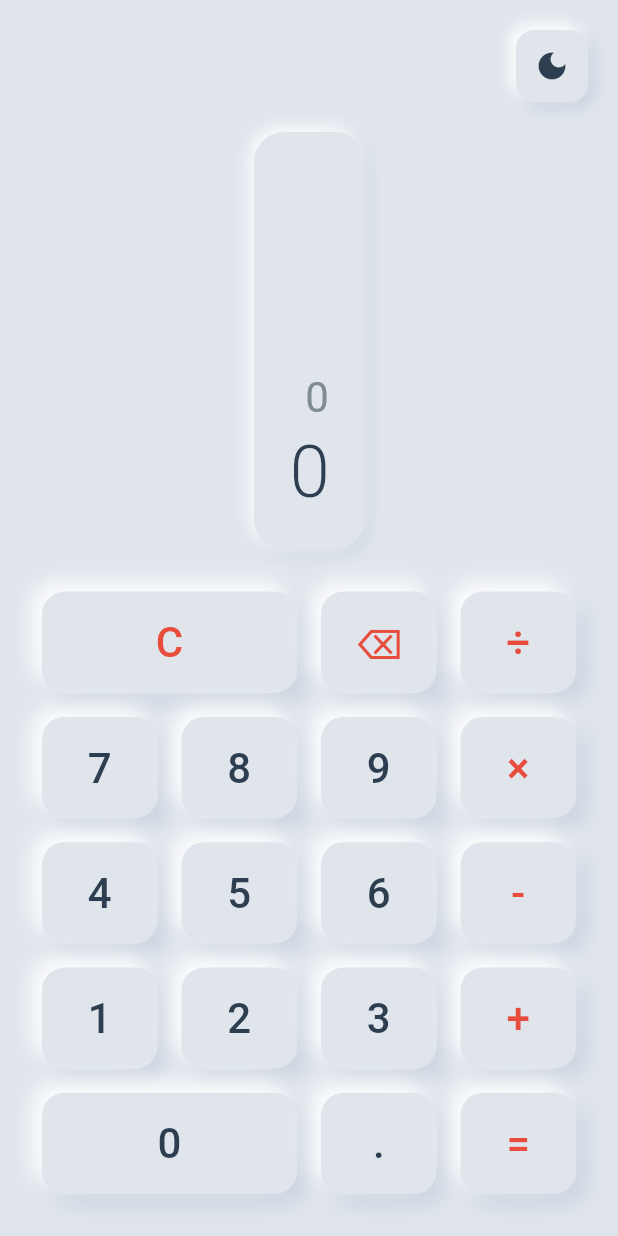
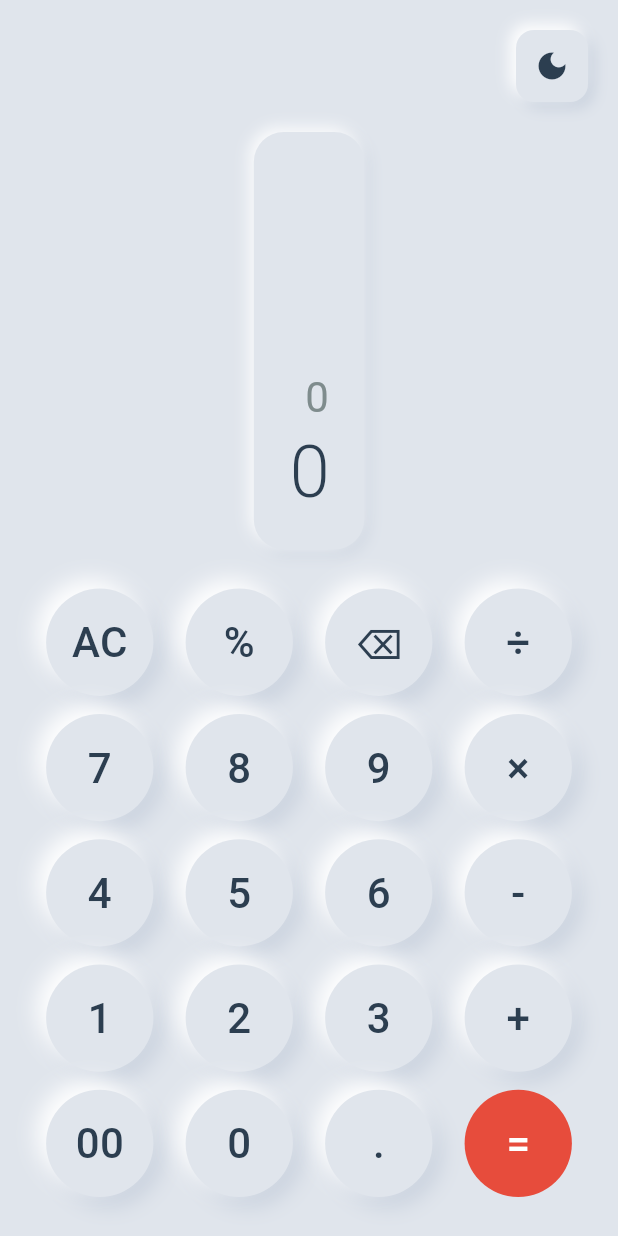
Before and after one commit to ZenKitX/ZenCalc, a Flutter app: the screen it shows after launch, on a phone screen of 412 x 824 dp. Run offline on Flutter 3.47's test engine with Material 3 defaults, Android fonts, the phone set to English and light mode, and no system bars.

Commit message:
界面优化：改为圆形按钮、4列布局、橙色等号按钮、添加00和%按钮

```diff
--- a/calculator/lib/screens/calculator_screen.dart
+++ b/calculator/lib/screens/calculator_screen.dart
@@ -41,11 +41,23 @@ class _CalculatorScreenState extends State<CalculatorScreen> {
       if (displayText == '0') {
         if (value == '.') {
           displayText = '0.';
-        } else if (!_isOperator(value)) {
+        } else if (value == '00') {
+          displayText = '0';
+        } else if (!_isOperator(value) && value != '%') {
           displayText = value;
         } else {
           displayText = '0$value';
         }
+        return;
+      }
+
+      // 处理 00 按钮
+      if (value == '00') {
+        // 如果最后一个字符是运算符，不添加 00
+        if (displayText.isNotEmpty && _isOperator(displayText[displayText.length - 1])) {
+          return;
+        }
+        displayText += '00';
         return;
       }
 
@@ -164,16 +176,15 @@ class _CalculatorScreenState extends State<CalculatorScreen> {
                 flex: 3,
                 child: Column(
                   children: [
-                    // 第一行：C, ⌫, ÷
+                    // 第一行：AC, %, ⌫, ÷
                     Expanded(
                       child: Row(
                         children: [
                           Expanded(
-                            flex: 2,
                             child: Padding(
-                              padding: const EdgeInsets.all(8.0),
+                              padding: const EdgeInsets.all(6.0),
                               child: NeumorphicButton(
-                                text: 'C',
+                                text: 'AC',
                                 onTap: onClear,
                                 isOperator: true,
                               ),
@@ -181,7 +192,17 @@ class _CalculatorScreenState extends State<CalculatorScreen> {
                           ),
                           Expanded(
                             child: Padding(
-                              padding: const EdgeInsets.all(8.0),
+                              padding: const EdgeInsets.all(6.0),
+                              child: NeumorphicButton(
+                                text: '%',
+                                onTap: () => onButtonPressed('%'),
+                                isOperator: true,
+                              ),
+                            ),
+                          ),
+                          Expanded(
+                            child: Padding(
+                              padding: const EdgeInsets.all(6.0),
                               child: NeumorphicButton(
                                 text: '⌫',
                                 onTap: onDelete,
@@ -191,7 +212,7 @@ class _CalculatorScreenState extends State<CalculatorScreen> {
                           ),
                           Expanded(
                             child: Padding(
-                              padding: const EdgeInsets.all(8.0),
+                              padding: const EdgeInsets.all(6.0),
                               child: NeumorphicButton(
                                 text: '÷',
                                 onTap: () => onButtonPressed('÷'),
@@ -209,7 +230,7 @@ class _CalculatorScreenState extends State<CalculatorScreen> {
                         children: [
                           Expanded(
                             child: Padding(
-                              padding: const EdgeInsets.all(8.0),
+                              padding: const EdgeInsets.all(6.0),
                               child: NeumorphicButton(
                                 text: '7',
                                 onTap: () => onButtonPressed('7'),
@@ -218,7 +239,7 @@ class _CalculatorScreenState extends State<CalculatorScreen> {
                           ),
                           Expanded(
                             child: Padding(
-                              padding: const EdgeInsets.all(8.0),
+                              padding: const EdgeInsets.all(6.0),
                               child: NeumorphicButton(
                                 text: '8',
                                 onTap: () => onButtonPressed('8'),
@@ -227,7 +248,7 @@ class _CalculatorScreenState extends State<CalculatorScreen> {
                           ),
                           Expanded(
                             child: Padding(
-                              padding: const EdgeInsets.all(8.0),
+                              padding: const EdgeInsets.all(6.0),
                               child: NeumorphicButton(
                                 text: '9',
                                 onTap: () => onButtonPressed('9'),
@@ -236,7 +257,7 @@ class _CalculatorScreenState extends State<CalculatorScreen> {
                           ),
                           Expanded(
                             child: Padding(
-                              padding: const EdgeInsets.all(8.0),
+                              padding: const EdgeInsets.all(6.0),
                               child: NeumorphicButton(
                                 text: '×',
                                 onTap: () => onButtonPressed('×'),
@@ -254,7 +275,7 @@ class _CalculatorScreenState extends State<CalculatorScreen> {
                         children: [
                           Expanded(
                             child: Padding(
-                              padding: const EdgeInsets.all(8.0),
+                              padding: const EdgeInsets.all(6.0),
                               child: NeumorphicButton(
                                 text: '4',
                                 onTap: () => onButtonPressed('4'),
@@ -263,7 +284,7 @@ class _CalculatorScreenState extends State<CalculatorScreen> {
                           ),
                           Expanded(
                             child: Padding(
-                              padding: const EdgeInsets.all(8.0),
+                              padding: const EdgeInsets.all(6.0),
                               child: NeumorphicButton(
                                 text: '5',
                                 onTap: () => onButtonPressed('5'),
@@ -272,7 +293,7 @@ class _CalculatorScreenState extends State<CalculatorScreen> {
                           ),
                           Expanded(
                             child: Padding(
-                              padding: const EdgeInsets.all(8.0),
+                              padding: const EdgeInsets.all(6.0),
                               child: NeumorphicButton(
                                 text: '6',
                                 onTap: () => onButtonPressed('6'),
@@ -281,7 +302,7 @@ class _CalculatorScreenState extends State<CalculatorScreen> {
                           ),
                           Expanded(
                             child: Padding(
-                              padding: const EdgeInsets.all(8.0),
+                              padding: const EdgeInsets.all(6.0),
                               child: NeumorphicButton(
                                 text: '-',
                                 onTap: () => onButtonPressed('-'),
@@ -299,7 +320,7 @@ class _CalculatorScreenState extends State<CalculatorScreen> {
                         children: [
                           Expanded(
                             child: Padding(
-                              padding: const EdgeInsets.all(8.0),
+                              padding: const EdgeInsets.all(6.0),
                               child: NeumorphicButton(
                                 text: '1',
                                 onTap: () => onButtonPressed('1'),
@@ -308,7 +329,7 @@ class _CalculatorScreenState extends State<CalculatorScreen> {
                           ),
                           Expanded(
                             child: Padding(
-                              padding: const EdgeInsets.all(8.0),
+                              padding: const EdgeInsets.all(6.0),
                               child: NeumorphicButton(
                                 text: '2',
                                 onTap: () => onButtonPressed('2'),
@@ -317,7 +338,7 @@ class _CalculatorScreenState extends State<CalculatorScreen> {
                           ),
                           Expanded(
                             child: Padding(
-                              padding: const EdgeInsets.all(8.0),
+                              padding: const EdgeInsets.all(6.0),
                               child: NeumorphicButton(
                                 text: '3',
                                 onTap: () => onButtonPressed('3'),
@@ -326,7 +347,7 @@ class _CalculatorScreenState extends State<CalculatorScreen> {
                           ),
                           Expanded(
                             child: Padding(
-                              padding: const EdgeInsets.all(8.0),
+                              padding: const EdgeInsets.all(6.0),
                               child: NeumorphicButton(
                                 text: '+',
                                 onTap: () => onButtonPressed('+'),
@@ -338,14 +359,22 @@ class _CalculatorScreenState extends State<CalculatorScreen> {
                       ),
                     ),
 
-                    // 第五行：0, ., =
+                    // 第五行：00, 0, ., =
                     Expanded(
                       child: Row(
                         children: [
                           Expanded(
-                            flex: 2,
                             child: Padding(
-                              padding: const EdgeInsets.all(8.0),
+                              padding: const EdgeInsets.all(6.0),
+                              child: NeumorphicButton(
+                                text: '00',
+                                onTap: () => onButtonPressed('00'),
+                              ),
+                            ),
+                          ),
+                          Expanded(
+                            child: Padding(
+                              padding: const EdgeInsets.all(6.0),
                               child: NeumorphicButton(
                                 text: '0',
                                 onTap: () => onButtonPressed('0'),
@@ -354,7 +383,7 @@ class _CalculatorScreenState extends State<CalculatorScreen> {
                           ),
                           Expanded(
                             child: Padding(
-                              padding: const EdgeInsets.all(8.0),
+                              padding: const EdgeInsets.all(6.0),
                               child: NeumorphicButton(
                                 text: '.',
                                 onTap: () => onButtonPressed('.'),
@@ -363,11 +392,11 @@ class _CalculatorScreenState extends State<CalculatorScreen> {
                           ),
                           Expanded(
                             child: Padding(
-                              padding: const EdgeInsets.all(8.0),
+                              padding: const EdgeInsets.all(6.0),
                               child: NeumorphicButton(
                                 text: '=',
                                 onTap: onEquals,
-                                isOperator: true,
+                                isEquals: true,
                               ),
                             ),
                           ),
--- a/calculator/lib/widgets/neumorphic_button.dart
+++ b/calculator/lib/widgets/neumorphic_button.dart
@@ -7,6 +7,7 @@ class NeumorphicButton extends StatefulWidget {
   final Color? textColor;
   final double? fontSize;
   final bool isOperator;
+  final bool isEquals;
 
   const NeumorphicButton({
     super.key,
@@ -15,6 +16,7 @@ class NeumorphicButton extends StatefulWidget {
     this.textColor,
     this.fontSize,
     this.isOperator = false,
+    this.isEquals = false,
   });
 
   @override
@@ -29,9 +31,17 @@ class _NeumorphicButtonState extends State<NeumorphicButton> {
     final isDark = Theme.of(context).brightness == Brightness.dark;
     final defaultTextColor = isDark ? AppTheme.darkText : AppTheme.lightText;
     final accentColor = isDark ? AppTheme.accentColorDark : AppTheme.accentColor;
-    final textColor = widget.isOperator
-        ? accentColor
-        : (widget.textColor ?? defaultTextColor);
+
+    // 等号按钮特殊处理
+    final backgroundColor = widget.isEquals
+        ? (isDark ? AppTheme.accentColorDark : AppTheme.accentColor)
+        : (isDark ? AppTheme.darkBackground : AppTheme.lightBackground);
+
+    final textColor = widget.isEquals
+        ? Colors.white
+        : (widget.isOperator
+            ? (isDark ? AppTheme.darkText : AppTheme.lightText)
+            : (widget.textColor ?? defaultTextColor));
 
     return GestureDetector(
       onTapDown: (_) {
@@ -47,9 +57,12 @@ class _NeumorphicButtonState extends State<NeumorphicButton> {
       child: AnimatedContainer(
         duration: const Duration(milliseconds: 150),
         decoration: BoxDecoration(
-          color: isDark ? AppTheme.darkBackground : AppTheme.lightBackground,
-          borderRadius: BorderRadius.circular(15),
-          boxShadow: isPressed
+          color: backgroundColor,
+          shape: BoxShape.circle,
+          shape: BoxShape.circle,
+          boxShadow: widget.isEquals
+              ? [] // 等号按钮不需要阴影
+              : (isPressed
                   ? [
                       // 按下状态：内阴影效果（更柔和）
                       BoxShadow(
@@ -87,7 +100,7 @@ class _NeumorphicButtonState extends State<NeumorphicButton> {
                         blurRadius: 12,
                         spreadRadius: 0,
                       ),
-                ],
+                    ]),
         ),
         child: Center(
           child: Text(
```
Lines whose indentation alone changed are shown as unchanged.
